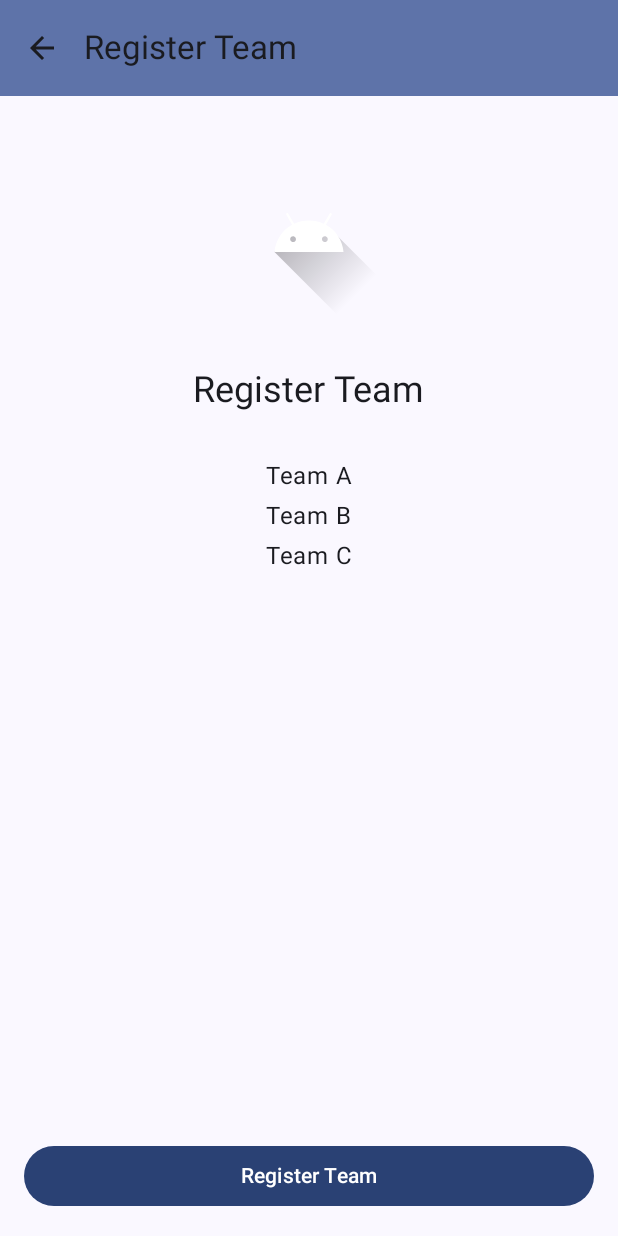
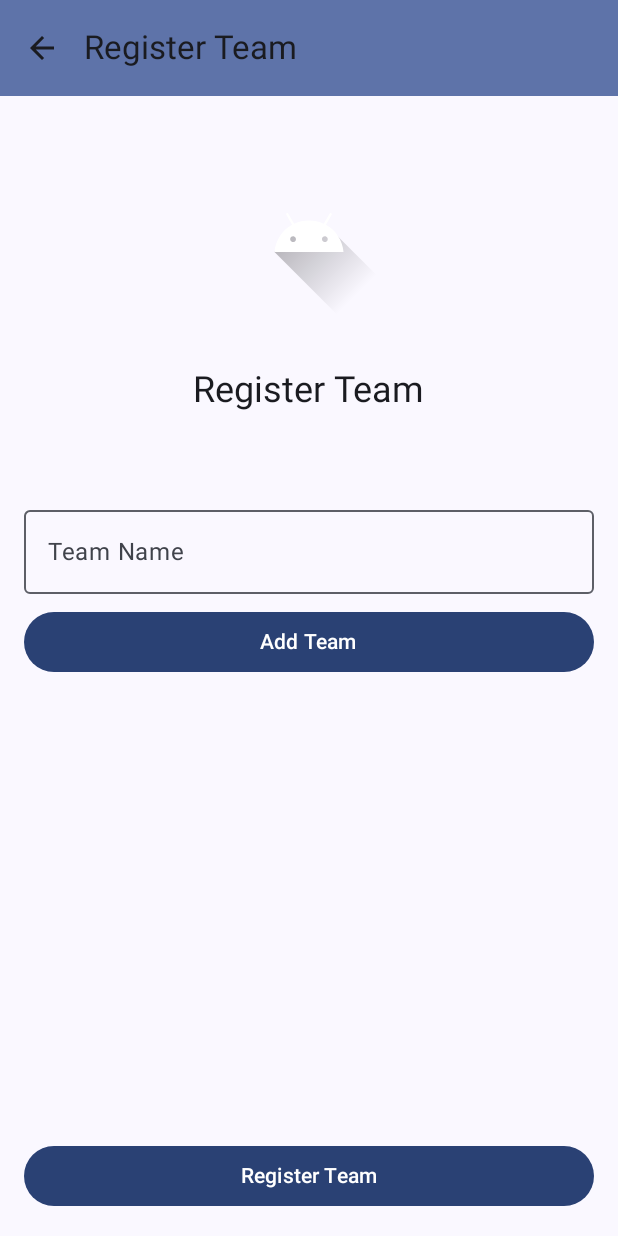
Before and after one commit to thonda28/molkky-score-board, an Android app built with Jetpack Compose: the TeamScreen screen opened through its navigation route, on a phone screen of 412 x 824 dp. Run offline under Robolectric (Android 15) with nearby library versions, the phone set to English and light mode, and no system bars.

Commit message:
Add Game UI state management and team input functionality

```diff
--- a/app/src/main/java/com/example/molkkyscoreboard/ScoreBoardScreen.kt
+++ b/app/src/main/java/com/example/molkkyscoreboard/ScoreBoardScreen.kt
@@ -16,17 +16,20 @@ import androidx.compose.material3.Text
 import androidx.compose.material3.TopAppBar
 import androidx.compose.material3.TopAppBarDefaults
 import androidx.compose.runtime.Composable
+import androidx.compose.runtime.collectAsState
 import androidx.compose.runtime.getValue
 import androidx.compose.ui.Modifier
 import androidx.compose.ui.res.dimensionResource
 import androidx.compose.ui.res.stringResource
 import androidx.compose.ui.tooling.preview.Preview
+import androidx.lifecycle.viewmodel.compose.viewModel
 import androidx.navigation.NavHostController
 import androidx.navigation.compose.NavHost
 import androidx.navigation.compose.composable
 import androidx.navigation.compose.currentBackStackEntryAsState
 import androidx.navigation.compose.rememberNavController
 import com.example.molkkyscoreboard.ui.BoardScreen
+import com.example.molkkyscoreboard.ui.GameViewModel
 import com.example.molkkyscoreboard.ui.MemberScreen
 import com.example.molkkyscoreboard.ui.ResultScreen
 import com.example.molkkyscoreboard.ui.StartScreen
@@ -73,7 +76,7 @@ fun ScoreBoardAppBar(
 @Preview
 @Composable
 fun ScoreBoardApp(
-//    viewModel: OrderViewModel = viewModel(),
+    viewModel: GameViewModel = viewModel(),
     navController: NavHostController = rememberNavController(),
 ) {
     // Get current back stack entry
@@ -93,7 +96,7 @@ fun ScoreBoardApp(
             )
         },
     ) { innerPadding ->
-//        val uiState by viewModel.uiState.collectAsState()
+        val uiState by viewModel.uiState.collectAsState()
 
         NavHost(
             navController = navController,
@@ -119,6 +122,8 @@ fun ScoreBoardApp(
             }
             composable(route = ScoreBoardScreen.Team.name) {
                 TeamScreen(
+                    teams = uiState.teams,
+                    onTeamNameEntered = { teamName -> viewModel.addTeam(teamName) },
                     onNextButtonClicked = {
                         navController.navigate(ScoreBoardScreen.Member.name)
                     },
--- /dev/null
+++ b/app/src/main/java/com/example/molkkyscoreboard/data/GameUiState.kt
@@ -0,0 +1,17 @@
+package com.example.molkkyscoreboard.data
+
+data class Member(
+    val name: String,
+)
+
+data class Team(
+    val name: String,
+    val members: List<Member>,
+)
+
+data class GameUiState(
+    val teams: List<Team> = emptyList(),
+    val attempt: Int = 0,
+    val scores: List<Int> = emptyList(),
+    val winner: Team = Team(name = "", members = emptyList())
+)
--- /dev/null
+++ b/app/src/main/java/com/example/molkkyscoreboard/ui/GameViewModel.kt
@@ -0,0 +1,25 @@
+package com.example.molkkyscoreboard.ui
+
+import androidx.lifecycle.ViewModel
+import com.example.molkkyscoreboard.data.GameUiState
+import com.example.molkkyscoreboard.data.Team
+import kotlinx.coroutines.flow.MutableStateFlow
+import kotlinx.coroutines.flow.StateFlow
+import kotlinx.coroutines.flow.asStateFlow
+import kotlinx.coroutines.flow.update
+
+class GameViewModel : ViewModel() {
+    private val _uiState = MutableStateFlow(GameUiState())
+    val uiState: StateFlow<GameUiState> = _uiState.asStateFlow()
+
+    fun addTeam(teamName: String) {
+        _uiState.update { currentState ->
+            currentState.copy(
+                teams = currentState.teams + Team(
+                    name = teamName,
+                    members = emptyList()
+                )
+            )
+        }
+    }
+}
--- a/app/src/main/java/com/example/molkkyscoreboard/ui/TeamScreen.kt
+++ b/app/src/main/java/com/example/molkkyscoreboard/ui/TeamScreen.kt
@@ -11,8 +11,13 @@ import androidx.compose.foundation.layout.width
 import androidx.compose.foundation.layout.widthIn
 import androidx.compose.material3.Button
 import androidx.compose.material3.MaterialTheme
+import androidx.compose.material3.OutlinedTextField
 import androidx.compose.material3.Text
 import androidx.compose.runtime.Composable
+import androidx.compose.runtime.getValue
+import androidx.compose.runtime.mutableStateOf
+import androidx.compose.runtime.remember
+import androidx.compose.runtime.setValue
 import androidx.compose.ui.Alignment
 import androidx.compose.ui.Modifier
 import androidx.compose.ui.res.dimensionResource
@@ -21,10 +26,13 @@ import androidx.compose.ui.res.stringResource
 import androidx.compose.ui.tooling.preview.Preview
 import androidx.compose.ui.unit.dp
 import com.example.molkkyscoreboard.R
+import com.example.molkkyscoreboard.data.Team
 import com.example.molkkyscoreboard.ui.theme.MolkkyScoreBoardTheme
 
 @Composable
 fun TeamScreen(
+    teams: List<Team>,
+    onTeamNameEntered: (String) -> Unit,
     onNextButtonClicked: (Int) -> Unit,
     modifier: Modifier = Modifier,
 ) {
@@ -49,10 +57,15 @@ fun TeamScreen(
                 style = MaterialTheme.typography.headlineSmall,
             )
             Spacer(modifier = Modifier.height(dimensionResource(R.dimen.padding_medium)))
-            // 3つのチーム名を表示
-            Text("Team A", style = MaterialTheme.typography.bodyLarge)
-            Text("Team B", style = MaterialTheme.typography.bodyLarge)
-            Text("Team C", style = MaterialTheme.typography.bodyLarge)
+            teams.forEach { team ->
+                Text(team.name, style = MaterialTheme.typography.bodyLarge)
+            }
+            Spacer(modifier = Modifier.height(dimensionResource(R.dimen.padding_medium)))
+            TeamForm(
+                labelResourceId = R.string.add_team,
+                onTeamNameEntered = onTeamNameEntered,
+                modifier = Modifier.fillMaxWidth(),
+            )
             Spacer(modifier = Modifier.height(dimensionResource(R.dimen.padding_small)))
         }
         Column(
@@ -66,6 +79,32 @@ fun TeamScreen(
                 modifier = Modifier.fillMaxWidth(),
             )
         }
+    }
+}
+
+@Composable
+fun TeamForm(
+    @StringRes labelResourceId: Int,
+    onTeamNameEntered: (String) -> Unit,
+    modifier: Modifier = Modifier,
+) {
+    var teamName by remember { mutableStateOf("") }
+
+    OutlinedTextField(
+        value = teamName,
+        onValueChange = { teamName = it },
+        label = { Text(stringResource(R.string.team_name)) },
+        modifier = modifier.widthIn(min = 250.dp),
+    )
+
+    Button(
+        onClick = {
+            onTeamNameEntered(teamName)
+            teamName = ""
+        },
+        modifier = modifier.widthIn(min = 250.dp),
+    ) {
+        Text(stringResource(labelResourceId))
     }
 }
 
@@ -88,6 +127,12 @@ fun RegisterTeamButton(
 fun TeamPreview() {
     MolkkyScoreBoardTheme {
         TeamScreen(
+            teams = listOf(
+                Team("Team A", emptyList()),
+                Team("Team B", emptyList()),
+                Team("Team C", emptyList()),
+            ),
+            onTeamNameEntered = {},
             onNextButtonClicked = {},
             modifier = Modifier.fillMaxWidth(),
         )
--- a/app/src/main/res/values/strings.xml
+++ b/app/src/main/res/values/strings.xml
@@ -1,6 +1,8 @@
 <resources>
     <string name="app_name">Mölkky Score Board</string>
     <string name="game_start">Game Start</string>
+    <string name="team_name">Team Name</string>
+    <string name="add_team">Add Team</string>
     <string name="register_team">Register Team</string>
     <string name="register_member">Register Member</string>
     <string name="board">Board</string>
```
